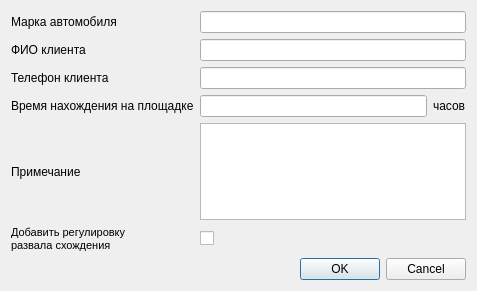
Old version of the form order_details.ui in the repository nio-kun/timetable.
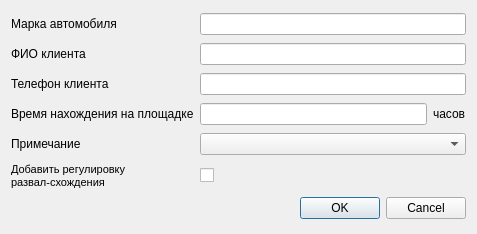
New version of the form.

Patch:
```diff
--- a/order_details.ui
+++ b/order_details.ui
@@ -7,7 +7,7 @@
     <x>0</x>
     <y>0</y>
     <width>477</width>
-    <height>291</height>
+    <height>234</height>
    </rect>
   </property>
   <property name="windowTitle">
@@ -76,18 +76,15 @@
      </property>
     </widget>
    </item>
-   <item row="4" column="2" colspan="2">
-    <widget class="QPlainTextEdit" name="plainTextEdit"/>
-   </item>
    <item row="5" column="0" colspan="2">
     <widget class="QLabel" name="label_6">
      <property name="text">
       <string>&lt;!DOCTYPE HTML PUBLIC &quot;-//W3C//DTD HTML 4.0//EN&quot; &quot;http://www.w3.org/TR/REC-html40/strict.dtd&quot;&gt;
 &lt;html&gt;&lt;head&gt;&lt;meta name=&quot;qrichtext&quot; content=&quot;1&quot; /&gt;&lt;style type=&quot;text/css&quot;&gt;
 p, li { white-space: pre-wrap; }
-&lt;/style&gt;&lt;/head&gt;&lt;body style=&quot; font-family:'MS Shell Dlg 2'; font-size:8.25pt; font-weight:400; font-style:normal;&quot;&gt;
-&lt;p style=&quot; margin-top:0px; margin-bottom:0px; margin-left:0px; margin-right:0px; -qt-block-indent:0; text-indent:0px;&quot;&gt;&lt;span style=&quot; font-size:8pt;&quot;&gt;Добавить регулировку&lt;/span&gt;&lt;/p&gt;
-&lt;p style=&quot; margin-top:0px; margin-bottom:0px; margin-left:0px; margin-right:0px; -qt-block-indent:0; text-indent:0px;&quot;&gt;&lt;span style=&quot; font-size:8pt;&quot;&gt;развала схождения&lt;/span&gt;&lt;/p&gt;&lt;/body&gt;&lt;/html&gt;</string>
+&lt;/style&gt;&lt;/head&gt;&lt;body style=&quot; font-family:'Ubuntu'; font-size:11pt; font-weight:400; font-style:normal;&quot;&gt;
+&lt;p style=&quot; margin-top:0px; margin-bottom:0px; margin-left:0px; margin-right:0px; -qt-block-indent:0; text-indent:0px;&quot;&gt;&lt;span style=&quot; font-family:'MS Shell Dlg 2'; font-size:8pt;&quot;&gt;Добавить регулировку&lt;/span&gt;&lt;/p&gt;
+&lt;p style=&quot; margin-top:0px; margin-bottom:0px; margin-left:0px; margin-right:0px; -qt-block-indent:0; text-indent:0px;&quot;&gt;&lt;span style=&quot; font-family:'MS Shell Dlg 2'; font-size:8pt;&quot;&gt;развал-схождения&lt;/span&gt;&lt;/p&gt;&lt;/body&gt;&lt;/html&gt;</string>
      </property>
     </widget>
    </item>
@@ -108,6 +105,9 @@
      </property>
     </widget>
    </item>
+   <item row="4" column="2" colspan="2">
+    <widget class="QComboBox" name="comboBox"/>
+   </item>
   </layout>
  </widget>
  <resources/>
```
